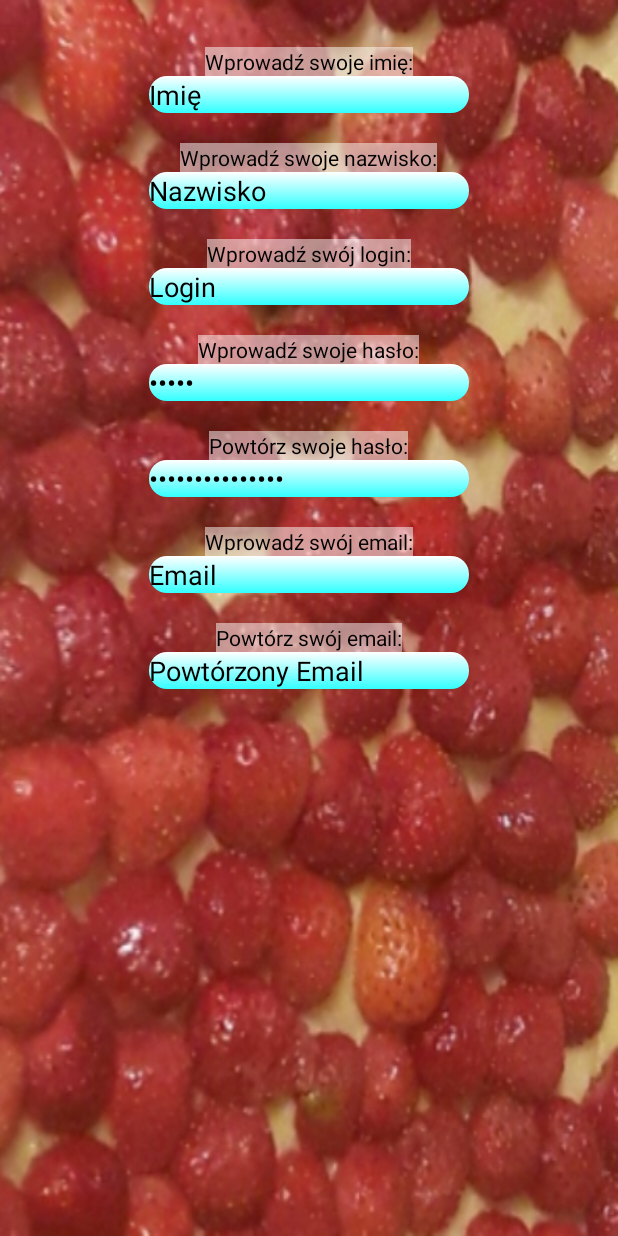
After one commit to HelAsia/MojePrzepisy, an Android app: the RegisterActivity screen opened directly, with no data from a screen before it, on a phone screen of 412 x 824 dp. The commit adds this screen. Run offline under Robolectric (Android 15) with nearby library versions, the phone set to English and light mode, and no system bars.

Commit message:
Activity register has been added

```diff
--- /dev/null
+++ b/mobile/app/src/main/java/com/moje/przepisy/mojeprzepisy/LoginActivity.java
@@ -0,0 +1,13 @@
+package com.moje.przepisy.mojeprzepisy;
+
+import android.support.v7.app.AppCompatActivity;
+import android.os.Bundle;
+
+public class LoginActivity extends AppCompatActivity {
+
+  @Override
+  protected void onCreate(Bundle savedInstanceState) {
+    super.onCreate(savedInstanceState);
+    setContentView(R.layout.activity_login);
+  }
+}
--- /dev/null
+++ b/mobile/app/src/main/java/com/moje/przepisy/mojeprzepisy/RegisterActivity.java
@@ -0,0 +1,13 @@
+package com.moje.przepisy.mojeprzepisy;
+
+import android.support.v7.app.AppCompatActivity;
+import android.os.Bundle;
+
+public class RegisterActivity extends AppCompatActivity {
+
+  @Override
+  protected void onCreate(Bundle savedInstanceState) {
+    super.onCreate(savedInstanceState);
+    setContentView(R.layout.activity_register);
+  }
+}
--- /dev/null
+++ b/mobile/app/src/main/res/color/on_click_buttons_color.xml
@@ -0,0 +1,6 @@
+<?xml version="1.0" encoding="utf-8"?>
+<selector xmlns:android="http://schemas.android.com/apk/res/android">
+  <item android:state_pressed="true"
+    android:color="@color/pink"/>
+  <item android:color="#000000"/>
+</selector>
--- /dev/null
+++ b/mobile/app/src/main/res/drawable/edit_text_shape.xml
@@ -0,0 +1,10 @@
+<?xml version="1.0" encoding="utf-8"?>
+<shape xmlns:android="http://schemas.android.com/apk/res/android"
+  android:shape="rectangle">
+  <gradient
+    android:startColor="@color/white"
+    android:endColor="@color/aqua"
+    android:angle="-90"/>
+  <corners android:radius="12dp"/>
+
+</shape>
--- a/mobile/app/src/main/res/layout/activity_home_page.xml
+++ b/mobile/app/src/main/res/layout/activity_home_page.xml
@@ -22,7 +22,7 @@
     android:layout_centerHorizontal="true"
     android:id="@+id/register_button"
     android:background="@drawable/home_page_buttons"
-    android:textColor="@color/black"
+    android:textColor="@color/on_click_buttons_color"
     android:shadowColor="@color/aqua"/>
   <Button
     android:text="@string/login"
@@ -34,8 +34,9 @@
     android:background="@drawable/home_page_buttons"
     android:layout_centerVertical="true"
     android:layout_centerHorizontal="true"
-    android:textColor="@color/black"
-    android:id="@+id/login_button"/>
+    android:textColor="@color/on_click_buttons_color"
+    android:id="@+id/login_button"
+    android:shadowColor="@color/aqua"/>
   <Button
     android:text="@string/without_login_register"
     android:textSize="@dimen/buttons_text_size"
@@ -46,6 +47,7 @@
     android:layout_marginTop="@dimen/gap_between_buttons"
     android:layout_centerVertical="true"
     android:layout_centerHorizontal="true"
-    android:textColor="@color/black"
-    android:id="@+id/no_login_button"/>
+    android:textColor="@color/on_click_buttons_color"
+    android:id="@+id/no_login_button"
+    android:shadowColor="@color/aqua"/>
 </RelativeLayout>
--- /dev/null
+++ b/mobile/app/src/main/res/layout/activity_login.xml
@@ -0,0 +1,14 @@
+<?xml version="1.0" encoding="utf-8"?>
+<RelativeLayout
+  xmlns:android="http://schemas.android.com/apk/res/android"
+  xmlns:tools="http://schemas.android.com/tools"
+  android:id="@+id/activity_login"
+  android:layout_width="match_parent"
+  android:layout_height="match_parent"
+  android:paddingTop="@dimen/activity_vertical_margin"
+  android:paddingBottom="@dimen/activity_vertical_margin"
+  android:paddingLeft="@dimen/activity_horizontal_margin"
+  android:paddingRight="@dimen/activity_horizontal_margin"
+  tools:context="com.moje.przepisy.mojeprzepisy.LoginActivity">
+
+</RelativeLayout>
--- /dev/null
+++ b/mobile/app/src/main/res/layout/activity_register.xml
@@ -0,0 +1,183 @@
+<?xml version="1.0" encoding="utf-8"?>
+<RelativeLayout
+  xmlns:android="http://schemas.android.com/apk/res/android"
+  xmlns:tools="http://schemas.android.com/tools"
+  android:id="@+id/activity_register"
+  android:layout_width="match_parent"
+  android:layout_height="match_parent"
+  android:paddingTop="@dimen/activity_vertical_margin"
+  android:paddingBottom="@dimen/activity_vertical_margin"
+  android:paddingLeft="@dimen/activity_horizontal_margin"
+  android:paddingRight="@dimen/activity_horizontal_margin"
+  tools:context="com.moje.przepisy.mojeprzepisy.RegisterActivity"
+  android:background="@drawable/startowa">
+
+  <TextView
+    android:text="@string/enter_your_name"
+    android:background="@color/white_transparent"
+    android:textColor="@color/black"
+    android:layout_width="wrap_content"
+    android:layout_height="wrap_content"
+    android:layout_alignParentTop="true"
+    android:layout_centerHorizontal="true"
+    android:layout_centerVertical="true"
+    android:layout_marginTop="15dp"
+    android:id="@+id/name_textView"/>
+  <EditText
+    android:layout_width="wrap_content"
+    android:layout_height="wrap_content"
+    android:layout_centerHorizontal="true"
+    android:layout_centerVertical="true"
+    android:inputType="textPersonName"
+    android:background="@drawable/home_page_buttons"
+    android:textColor="@color/black"
+    android:textColorHint="@color/black"
+    android:hint="@string/your_name"
+    android:ems="10"
+    android:layout_below="@+id/name_textView"
+    android:id="@+id/name_editText"/>
+  <TextView
+    android:layout_marginTop="@dimen/gap_between_buttons2"
+    android:text="@string/enter_your_last_name"
+    android:background="@color/white_transparent"
+    android:textColor="@color/black"
+    android:layout_width="wrap_content"
+    android:layout_height="wrap_content"
+    android:layout_below="@+id/name_editText"
+    android:layout_centerHorizontal="true"
+    android:layout_centerVertical="true"
+    android:id="@+id/last_name_textView"/>
+  <EditText
+    android:layout_width="wrap_content"
+    android:layout_height="wrap_content"
+    android:inputType="textPersonName"
+    android:background="@drawable/home_page_buttons"
+    android:textColor="@color/black"
+    android:textColorHint="@color/black"
+    android:text="@string/your_last_name"
+    android:ems="10"
+    android:layout_below="@+id/last_name_textView"
+    android:layout_centerHorizontal="true"
+    android:layout_centerVertical="true"
+    android:id="@+id/last_name_editText"/>
+  <TextView
+    android:layout_marginTop="@dimen/gap_between_buttons2"
+    android:text="@string/enter_your_login"
+    android:background="@color/white_transparent"
+    android:textColor="@color/black"
+    android:layout_width="wrap_content"
+    android:layout_height="wrap_content"
+    android:layout_below="@+id/last_name_editText"
+    android:layout_centerHorizontal="true"
+    android:layout_centerVertical="true"
+    android:id="@+id/login_textView"/>
+  <EditText
+    android:layout_width="wrap_content"
+    android:layout_height="wrap_content"
+    android:inputType="textPersonName"
+    android:background="@drawable/home_page_buttons"
+    android:textColor="@color/black"
+    android:textColorHint="@color/black"
+    android:text="@string/your_login"
+    android:ems="10"
+    android:layout_below="@+id/login_textView"
+    android:layout_centerHorizontal="true"
+    android:layout_centerVertical="true"
+    android:id="@+id/login_editText"/>
+  <TextView
+    android:layout_marginTop="@dimen/gap_between_buttons2"
+    android:text="@string/enter_your_password"
+    android:background="@color/white_transparent"
+    android:textColor="@color/black"
+    android:layout_width="wrap_content"
+    android:layout_height="wrap_content"
+    android:layout_below="@+id/login_editText"
+    android:layout_centerHorizontal="true"
+    android:layout_centerVertical="true"
+    android:id="@+id/password_textView"/>
+  <EditText
+    android:layout_width="wrap_content"
+    android:layout_height="wrap_content"
+    android:inputType="textPassword"
+    android:background="@drawable/home_page_buttons"
+    android:textColor="@color/black"
+    android:textColorHint="@color/black"
+    android:text="@string/your_password"
+    android:ems="10"
+    android:layout_below="@+id/password_textView"
+    android:layout_centerHorizontal="true"
+    android:layout_centerVertical="true"
+    android:id="@+id/password_editText"/>
+  <TextView
+    android:layout_marginTop="@dimen/gap_between_buttons2"
+    android:text="@string/enter_your_password_again"
+    android:background="@color/white_transparent"
+    android:textColor="@color/black"
+    android:layout_width="wrap_content"
+    android:layout_height="wrap_content"
+    android:layout_below="@+id/password_editText"
+    android:layout_centerHorizontal="true"
+    android:layout_centerVertical="true"
+    android:id="@+id/password_again_textView"/>
+  <EditText
+    android:layout_width="wrap_content"
+    android:layout_height="wrap_content"
+    android:inputType="textPassword"
+    android:background="@drawable/home_page_buttons"
+    android:textColor="@color/black"
+    android:textColorHint="@color/black"
+    android:text="@string/your_password_again"
+    android:ems="10"
+    android:layout_below="@+id/password_again_textView"
+    android:layout_centerHorizontal="true"
+    android:layout_centerVertical="true"
+    android:id="@+id/password_again_editText"/>
+  <TextView
+    android:layout_marginTop="@dimen/gap_between_buttons2"
+    android:text="@string/enter_your_email"
+    android:background="@color/white_transparent"
+    android:textColor="@color/black"
+    android:layout_width="wrap_content"
+    android:layout_height="wrap_content"
+    android:layout_below="@+id/password_again_editText"
+    android:layout_centerHorizontal="true"
+    android:layout_centerVertical="true"
+    android:id="@+id/email_textView"/>
+  <EditText
+    android:layout_width="wrap_content"
+    android:layout_height="wrap_content"
+    android:inputType="textEmailAddress"
+    android:background="@drawable/home_page_buttons"
+    android:textColor="@color/black"
+    android:textColorHint="@color/black"
+    android:text="@string/your_email"
+    android:ems="10"
+    android:layout_below="@+id/email_textView"
+    android:layout_centerHorizontal="true"
+    android:layout_centerVertical="true"
+    android:id="@+id/email_editText"/>
+  <TextView
+    android:layout_marginTop="@dimen/gap_between_buttons2"
+    android:text="@string/enter_your_email_again"
+    android:background="@color/white_transparent"
+    android:textColor="@color/black"
+    android:layout_width="wrap_content"
+    android:layout_height="wrap_content"
+    android:layout_below="@+id/email_editText"
+    android:layout_centerHorizontal="true"
+    android:layout_centerVertical="true"
+    android:id="@+id/email_again_textView"/>
+  <EditText
+    android:layout_width="wrap_content"
+    android:layout_height="wrap_content"
+    android:inputType="textEmailAddress"
+    android:background="@drawable/home_page_buttons"
+    android:textColor="@color/black"
+    android:textColorHint="@color/black"
+    android:text="@string/your_email_again"
+    android:ems="10"
+    android:layout_below="@+id/email_again_textView"
+    android:layout_centerHorizontal="true"
+    android:layout_centerVertical="true"
+    android:id="@+id/email_again_editText"/>
+</RelativeLayout>
--- a/mobile/app/src/main/res/layout/welcome_page_activity.xml
+++ b/mobile/app/src/main/res/layout/welcome_page_activity.xml
@@ -25,7 +25,7 @@
   <TextView
     android:layout_width="wrap_content"
     android:layout_height="wrap_content"
-    android:text="@string/author"
+    android:text="@string/welcome_text_small"
     android:textColor="@color/white"
     android:textSize="@dimen/author_text_size"
     android:layout_below="@id/welcome_text"
--- a/mobile/app/src/main/res/values/colors.xml
+++ b/mobile/app/src/main/res/values/colors.xml
@@ -6,5 +6,9 @@
   <color name="black">#000000</color>
   <color name="white">#FFFFFF</color>
   <color name="aqua">#33ffff</color>
-
+  <item name="orange" type="color">#ff5722</item>
+  <item name="pink" type="color">#e91e63</item>
+  <item name="blue" type="color">#2196f3</item>
+  <color name="aqua_transparent">#8033ffff</color>
+  <color name="white_transparent">#80FFFFFF</color>
 </resources>
--- a/mobile/app/src/main/res/values/dimens.xml
+++ b/mobile/app/src/main/res/values/dimens.xml
@@ -6,4 +6,6 @@
   <dimen name="author_text_size">15sp</dimen>
   <dimen name="buttons_text_size">12sp</dimen>
   <dimen name="gap_between_buttons">14sp</dimen>
+  <dimen name="gap_between_buttons2">20sp</dimen>
+  <dimen name="edit_text_size">20sp</dimen>
 </resources>
--- a/mobile/app/src/main/res/values/strings.xml
+++ b/mobile/app/src/main/res/values/strings.xml
@@ -1,8 +1,23 @@
 <resources>
-  <string name="app_name">MojePrzepisy</string>
+  <string name="app_name">Domowe Przepisy</string>
   <string name="welcome_text">Domowe przepisy</string>
-  <string name="author">Joanna Heluszka</string>
+  <string name="welcome_text_small">Twoja własna baza przepisów</string>
   <string name="register">Zarejestruj</string>
   <string name="login">Zaloguj</string>
   <string name="without_login_register">Kontynuuj bez logowania</string>
+
+  <string name="enter_your_name">Wprowadź swoje imię:</string>
+  <string name="your_name">Imię</string>
+  <string name="enter_your_last_name">Wprowadź swoje nazwisko:</string>
+  <string name="your_last_name">Nazwisko</string>
+  <string name="enter_your_login">Wprowadź swój login:</string>
+  <string name="your_login">Login</string>
+  <string name="enter_your_password">Wprowadź swoje hasło:</string>
+  <string name="your_password">Hasło</string>
+  <string name="enter_your_password_again">Powtórz swoje hasło:</string>
+  <string name="your_password_again">Pwtórzone hasło</string>
+  <string name="enter_your_email">Wprowadź swój email:</string>
+  <string name="your_email">Email</string>
+  <string name="enter_your_email_again">Powtórz swój email:</string>
+  <string name="your_email_again">Powtórzony Email</string>
 </resources>
--- a/mobile/app/src/main/res/values/styles.xml
+++ b/mobile/app/src/main/res/values/styles.xml
@@ -3,8 +3,8 @@
   <!-- Base application theme. -->
   <style name="AppTheme" parent="Theme.AppCompat.Light.DarkActionBar">
     <!-- Customize your theme here. -->
-    <item name="colorPrimary">@color/colorPrimary</item>
-    <item name="colorPrimaryDark">@color/colorPrimaryDark</item>
+    <item name="colorPrimary">@color/aqua</item>
+    <item name="colorPrimaryDark">@color/blue</item>
     <item name="colorAccent">@color/colorAccent</item>
   </style>
 
--- a/mobile/app/src/main/res/values/themes.xml
+++ b/mobile/app/src/main/res/values/themes.xml
@@ -1,6 +1,6 @@
 <?xml version="1.0" encoding="utf-8"?>
 <resources>
-  <style name="WelcomePage" parent="Theme.AppCompat.NoActionBar"/>
-  @style/AppTheme"
+  <style name="MyAppTheme" parent="Theme.AppCompat.NoActionBar"/>
+
 
 </resources>
```
Also changed, not shown: mobile/app/src/main/AndroidManifest.xml (+16 -10 lines), mobile/app/src/main/res/drawable/home_page_buttons.xml (indentation only).
